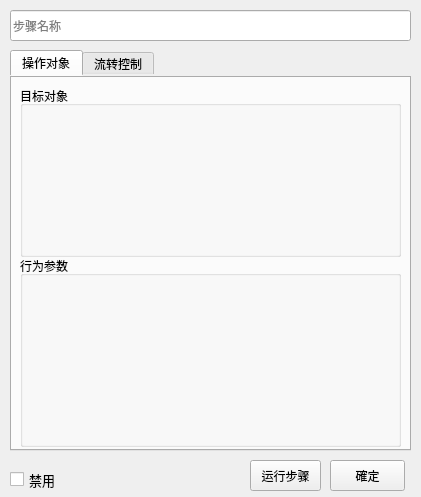
Qt form src/seebot/seebot/ide/editor.ui (itishsy/seebot) before a commit.
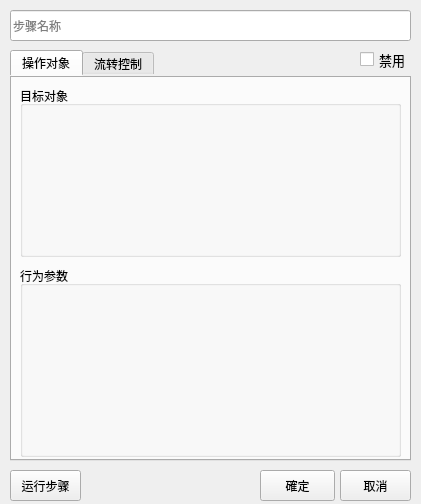
The same form after that commit.

Patch:
```diff
--- a/src/seebot/seebot/ide/editor.ui
+++ b/src/seebot/seebot/ide/editor.ui
@@ -10,7 +10,7 @@
     <x>0</x>
     <y>0</y>
     <width>421</width>
-    <height>497</height>
+    <height>504</height>
    </rect>
   </property>
   <property name="sizePolicy">
@@ -31,7 +31,7 @@
      <x>10</x>
      <y>50</y>
      <width>401</width>
-     <height>401</height>
+     <height>411</height>
     </rect>
    </property>
    <property name="baseSize">
@@ -110,7 +110,7 @@
      <property name="geometry">
       <rect>
        <x>10</x>
-       <y>180</y>
+       <y>190</y>
        <width>381</width>
        <height>191</height>
       </rect>
@@ -349,8 +349,8 @@
   <widget class="QPushButton" name="btn_run">
    <property name="geometry">
     <rect>
-     <x>250</x>
-     <y>460</y>
+     <x>10</x>
+     <y>470</y>
      <width>71</width>
      <height>31</height>
     </rect>
@@ -362,8 +362,8 @@
   <widget class="QPushButton" name="btn_save">
    <property name="geometry">
     <rect>
-     <x>330</x>
-     <y>460</y>
+     <x>260</x>
+     <y>470</y>
      <width>75</width>
      <height>31</height>
     </rect>
@@ -375,8 +375,8 @@
   <widget class="QCheckBox" name="fid_status">
    <property name="geometry">
     <rect>
-     <x>10</x>
-     <y>470</y>
+     <x>360</x>
+     <y>50</y>
      <width>61</width>
      <height>19</height>
     </rect>
@@ -406,6 +406,19 @@
     <string>步骤名称</string>
    </property>
   </widget>
+  <widget class="QPushButton" name="btn_close">
+   <property name="geometry">
+    <rect>
+     <x>340</x>
+     <y>470</y>
+     <width>71</width>
+     <height>31</height>
+    </rect>
+   </property>
+   <property name="text">
+    <string>取消</string>
+   </property>
+  </widget>
  </widget>
  <resources/>
  <connections/>
```
